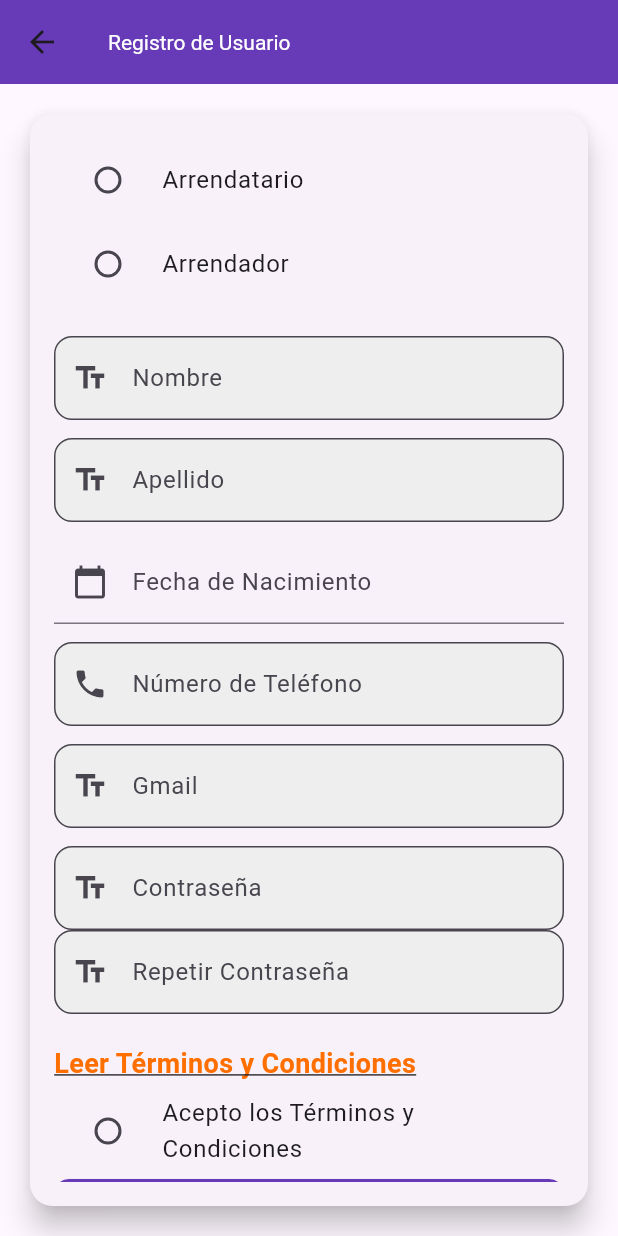
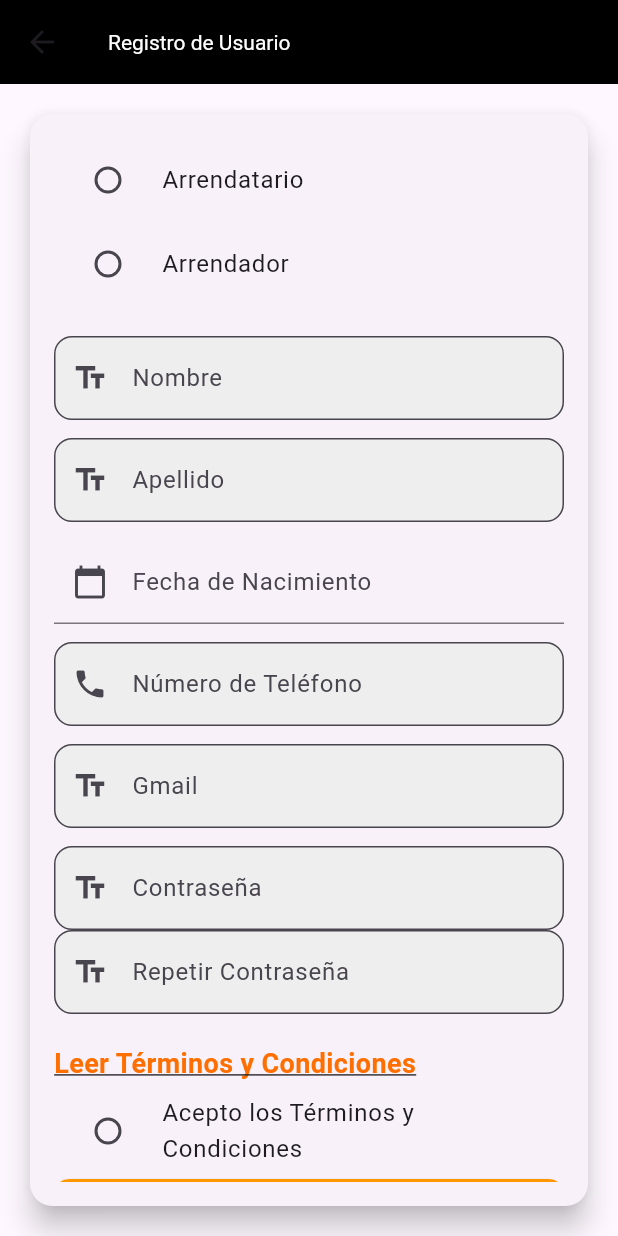
Before and after one commit to Grupo1-AplicacionesMoviles/DriveSafe-MobileApp, a Flutter app: the RegisterPage screen opened by its route, on a phone screen of 412 x 824 dp. Run offline on Flutter 3.47's test engine with Material 3 defaults, Android fonts, the phone set to English and light mode, and no system bars; our stand-ins replace image_picker, jwt_decoder, shared_preferences; accounts and stored records are empty.

Commit message:
feat: Add logout button and fix register colors

```diff
--- a/lib/pages/register.page.dart
+++ b/lib/pages/register.page.dart
@@ -117,7 +117,7 @@ class _RegisterPageState extends State<RegisterPage> {
     return Scaffold(
       appBar: AppBar(
         title: const Text('Registro de Usuario'),
-        backgroundColor: Colors.deepPurple,
+        backgroundColor: Colors.black,
       ),
       body: Center(
         child: Padding(
@@ -210,7 +210,7 @@ class _RegisterPageState extends State<RegisterPage> {
                       child: ElevatedButton(
                         onPressed: _register,
                         style: ElevatedButton.styleFrom(
-                          backgroundColor: Colors.deepPurple, // Color del botón
+                          backgroundColor: Colors.orange,
                           padding: const EdgeInsets.symmetric(vertical: 16.0),
                           shape: RoundedRectangleBorder(
                             borderRadius: BorderRadius.circular(10.0),
```
Also changed, not shown: lib/pages/profile-page.dart (+32 -1 lines).
